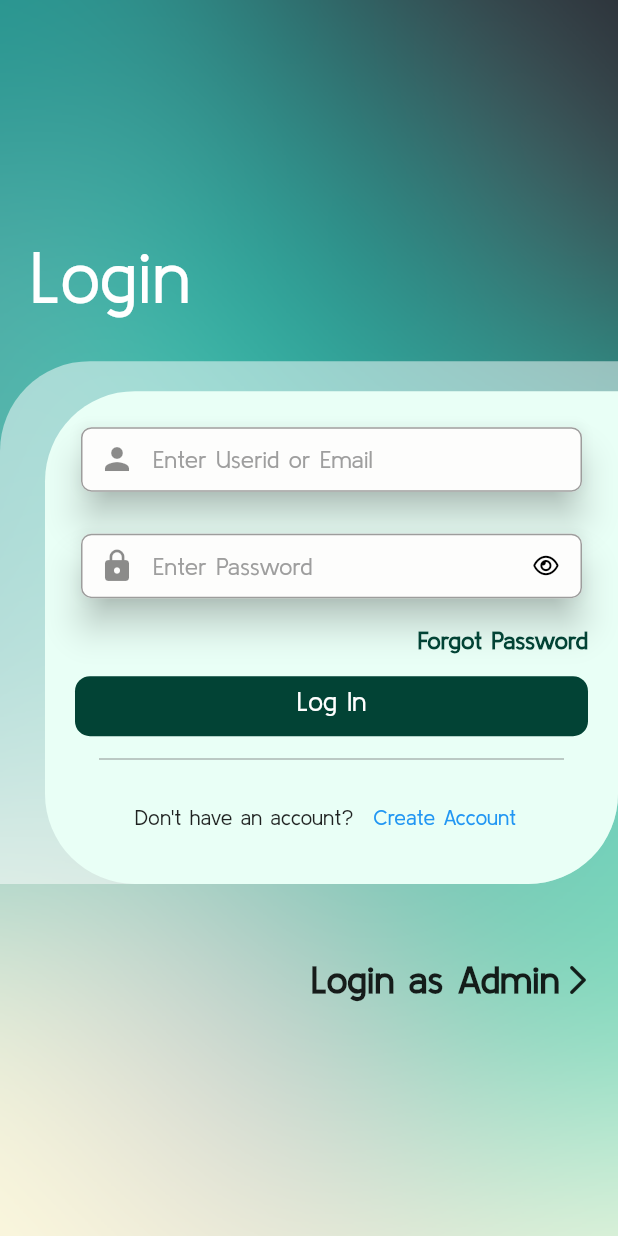
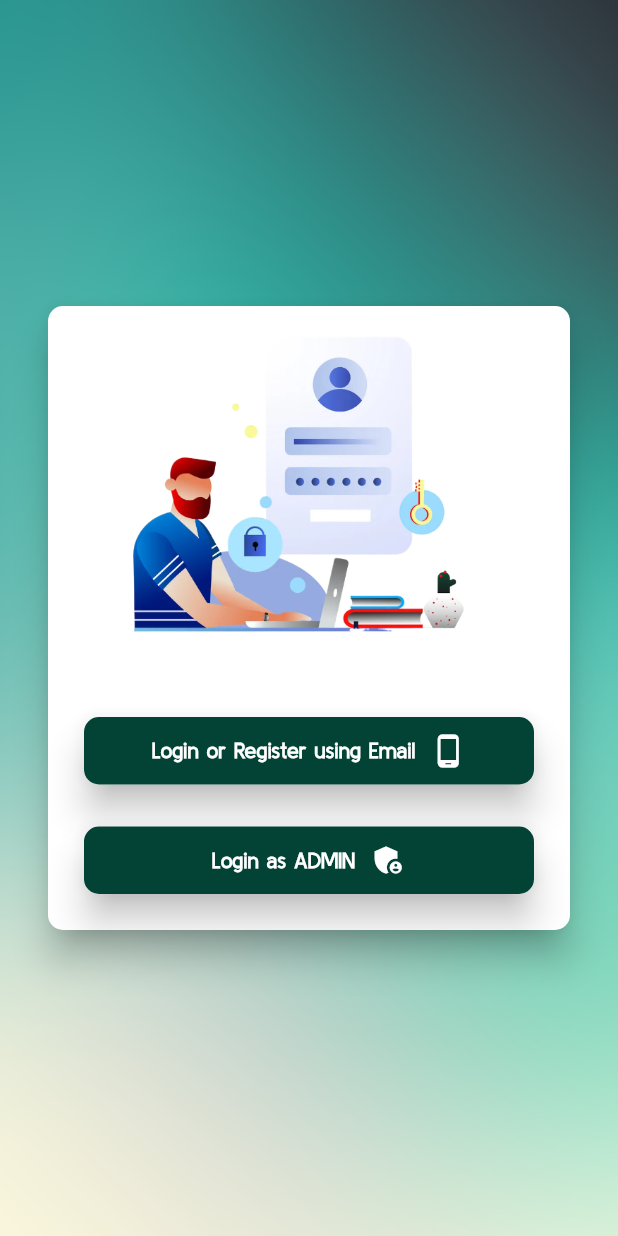
Before and after one commit to SarangthemAmarjit/LoginwithAPI, a Flutter app: the screen it shows after launch, on a phone screen of 412 x 824 dp. Run offline on Flutter 3.47's test engine with Material 3 defaults, Android fonts, the phone set to English and light mode, and no system bars; our stand-ins replace auto_route, file_picker, flutter_easyloading, font_awesome_flutter, get, loading_animation_widget and 1 more; missing offline and left inert: mime_type.

```diff
--- a/lib/authflow/auth_flow.dart
+++ b/lib/authflow/auth_flow.dart
@@ -25,7 +25,7 @@ class AuthFlowPage extends StatelessWidget {
         } else if (controller.islogin!) {
           return [const HomePage()];
         } else {
-          return [LoginPage()];
+          return [const AuthPage()];
         }
       });
     });
--- a/lib/constant/constant.dart
+++ b/lib/constant/constant.dart
@@ -1,7 +1,8 @@
-String baseapi = 'http://10.10.1.44:8088';
+// String baseapi = 'http://10.10.1.44:8088';
+String baseapi2 = "http://192.168.137.1:8088";
 
-String loginapi = '$baseapi/api/UserAuths';
-String createapi = '$baseapi/api/Registrationtables';
+String loginapi = '$baseapi2/api/UserAuths';
+String createapi = '$baseapi2/api/Registrationtables';
 String forgetpasswordcheckmailapi = '192.168.193.194';
 String forgetpasswordcheckmailapi2 = '10.10.1.44:8088';
-String changepasswordapi = '$baseapi/api/UserAuths/changepassword';
+String changepasswordapi = '$baseapi2/api/UserAuths/changepassword';
--- /dev/null
+++ b/lib/pages/authpage.dart
@@ -0,0 +1,126 @@
+import 'package:auto_route/auto_route.dart';
+import 'package:flutter/material.dart';
+import 'package:flutter/widgets.dart';
+import 'package:logindemo/config.dart';
+import 'package:logindemo/router/router.gr.dart';
+
+@RoutePage()
+class AuthPage extends StatelessWidget {
+  const AuthPage({super.key});
+
+  @override
+  Widget build(BuildContext context) {
+    return Scaffold(
+      body: Container(
+        width: MediaQuery.of(context).size.width,
+        height: MediaQuery.of(context).size.height,
+        decoration: const BoxDecoration(
+            image: DecorationImage(
+          image: AssetImage('assets/images/primaryBg.png'),
+          fit: BoxFit.cover,
+        )),
+        child: Column(
+          children: [
+            const SizedBox(
+              height: 200,
+            ),
+            Card(
+              shape: RoundedRectangleBorder(
+                  borderRadius: BorderRadius.circular(10)),
+              color: Colors.white,
+              elevation: 10,
+              child: Padding(
+                padding:
+                    const EdgeInsets.symmetric(horizontal: 20, vertical: 20),
+                child: Column(
+                  children: [
+                    Image.asset(
+                      'assets/images/adminok1.png',
+                      height: 200,
+                    ),
+                    const SizedBox(
+                      height: 50,
+                    ),
+                    GestureDetector(
+                      onTap: () async {
+                        context.router.push(LoginPage());
+                      },
+                      child: Card(
+                        shape: RoundedRectangleBorder(
+                            borderRadius: BorderRadius.circular(10)),
+                        elevation: 10,
+                        child: Container(
+                            height: 45,
+                            width: 300,
+                            decoration: BoxDecoration(
+                                color: signInButton,
+                                borderRadius: BorderRadius.circular(10)),
+                            child: const Padding(
+                              padding: EdgeInsets.all(5),
+                              child: Row(
+                                mainAxisAlignment: MainAxisAlignment.center,
+                                children: [
+                                  Text("Login or Register using Email",
+                                      style: TextStyle(
+                                          fontWeight: FontWeight.bold,
+                                          color: Colors.white)),
+                                  SizedBox(
+                                    width: 10,
+                                  ),
+                                  Icon(
+                                    Icons.phone_android,
+                                    color: Colors.white,
+                                  )
+                                ],
+                              ),
+                            )),
+                      ),
+                    ),
+                    const SizedBox(
+                      height: 20,
+                    ),
+                    GestureDetector(
+                      onTap: () {
+                        // context.router.replaceNamed('/adminloginpage');
+                      },
+                      child: Card(
+                        shape: RoundedRectangleBorder(
+                            borderRadius: BorderRadius.circular(10)),
+                        elevation: 10,
+                        child: Container(
+                            height: 45,
+                            width: 300,
+                            decoration: BoxDecoration(
+                                color: signInButton,
+                                borderRadius: BorderRadius.circular(10)),
+                            child: const Padding(
+                              padding: EdgeInsets.all(5),
+                              child: Row(
+                                mainAxisAlignment: MainAxisAlignment.center,
+                                children: [
+                                  Text("Login as ADMIN",
+                                      style: TextStyle(
+                                          fontWeight: FontWeight.bold,
+                                          color: Colors.white)),
+                                  SizedBox(
+                                    width: 10,
+                                  ),
+                                  Icon(
+                                    Icons.admin_panel_settings,
+                                    color: Colors.white,
+                                  )
+                                ],
+                              ),
+                            )),
+                      ),
+                    ),
+                  ],
+                ),
+              ),
+            ),
+          ],
+        ),
+      ),
+    );
+  }
+}
--- a/lib/pages/loginpage.dart
+++ b/lib/pages/loginpage.dart
@@ -90,9 +90,9 @@ class LoginPage extends StatelessWidget {
                                       height: 43,
                                       child: Focus(
                                         onFocusChange: (value) {
-                                          // gcontroller.onfocuschange(
-                                          //     value: value,
-                                          //     searchtext: searchcontroller.text);
+                                          controller.loginemailonfocuschange(
+                                              value: value,
+                                              searchtext: mailcontroller.text);
                                         },
                                         child: TextFormField(
                                           keyboardType:
@@ -100,7 +100,10 @@ class LoginPage extends StatelessWidget {
                                           controller: mailcontroller,
                                           onEditingComplete: () {},
                                           // controller: searchcontroller,
-                                          onChanged: ((value) {}),
+                                          onChanged: ((value) {
+                                            controller
+                                                .loginvalidateEmail(value);
+                                          }),
                                           decoration: InputDecoration(
                                               contentPadding:
                                                   const EdgeInsets.only(top: 7),
@@ -116,8 +119,27 @@ class LoginPage extends StatelessWidget {
                                       ),
                                     ),
                                   ),
-                                  const SizedBox(
-                                    height: 20,
+                                  if (controller.loginemailvaliderror != null)
+                                    Padding(
+                                      padding: const EdgeInsets.only(
+                                          top: 1, left: 5),
+                                      child: Row(
+                                        children: [
+                                          Text(
+                                            controller.loginemailvaliderror!,
+                                            textAlign: TextAlign.left,
+                                            style: const TextStyle(
+                                              color: Colors.red,
+                                            ),
+                                          ),
+                                        ],
+                                      ),
+                                    ),
+                                  SizedBox(
+                                    height:
+                                        controller.loginemailvaliderror != null
+                                            ? 10
+                                            : 20,
                                   ),
                                   Card(
                                     shape: RoundedRectangleBorder(
@@ -140,7 +162,8 @@ class LoginPage extends StatelessWidget {
                                           keyboardType:
                                               TextInputType.visiblePassword,
                                           controller: passwordcontroller,
-                                          obscureText: true,
+                                          obscureText:
+                                              controller.obscureTextPassword,
                                           onEditingComplete: () {},
                                           // controller: searchcontroller,
                                           onChanged: ((value) {}),
@@ -248,28 +271,6 @@ class LoginPage extends StatelessWidget {
                       ),
                     ),
                   ),
-                  const SizedBox(
-                    height: 50,
-                  ),
-                  Padding(
-                    padding: const EdgeInsets.symmetric(horizontal: 15),
-                    child: GestureDetector(
-                      onTap: () {},
-                      child: SizedBox(
-                          width: MediaQuery.of(context).size.width,
-                          child: const Row(
-                            mainAxisAlignment: MainAxisAlignment.end,
-                            children: [
-                              Text(
-                                'Login as Admin',
-                                style: TextStyle(
-                                    fontSize: 25, fontWeight: FontWeight.bold),
-                              ),
-                              Icon(Icons.arrow_forward_ios_rounded)
-                            ],
-                          )),
-                    ),
-                  )
                 ],
               ),
             ),
--- a/lib/router/router.dart
+++ b/lib/router/router.dart
@@ -10,13 +10,13 @@ class AppRouter extends $AppRouter {
         //of the replaceInRouteName property
         AutoRoute(path: '/', page: AuthFlowPage.page, children: [
           AutoRoute(
-            path: 'loginpage',
-            page: LoginPage.page,
+            path: 'authpage',
+            page: AuthPage.page,
           ),
           AutoRoute(path: 'homepage', page: HomePage.page),
           AutoRoute(path: 'loadingpage', page: LoadingPage.page),
         ]),
-
+        AutoRoute(path: '/loginpage', page: LoginPage.page),
         AutoRoute(path: '/registerpage', page: CreateAccountPage.page),
 
         AutoRoute(path: '/forgetpassword', page: ForgetPasswordPage.page),
```
Also changed, not shown: lib/controller/tapcontroller.dart (+92 -0 lines), lib/pages/forgetpasswordpage.dart (+36 -9 lines), assets/images/adminok.png (added), assets/images/adminok1.png (added), lib/router/router.gr.dart.
